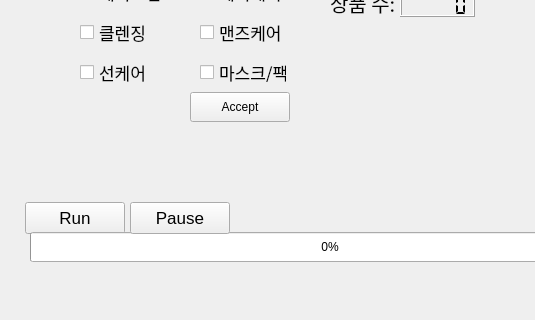
Before: the Qt Designer form src/gui/form/scrapingWindow.ui in yeonseo-Jung/beauty_kr, drawn with Qt 5; both pictures show x 0 to 535 and y 98 to 418 of the 656 by 418 pixel window.
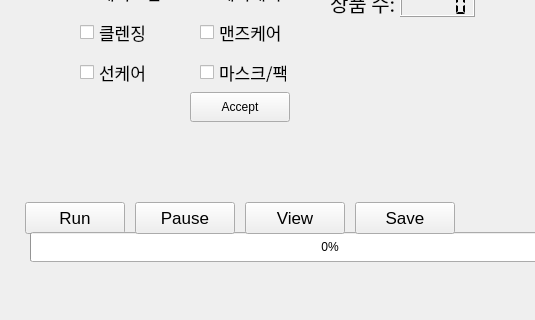
After: the same form once the commit is applied.

Commit message: Feat: scraping gui module update Save file & View table (after pause or completion)

What changed in the file:
```diff
--- a/src/gui/form/scrapingWindow.ui
+++ b/src/gui/form/scrapingWindow.ui
@@ -300,7 +300,7 @@
    <widget class="QPushButton" name="pause">
     <property name="geometry">
      <rect>
-      <x>130</x>
+      <x>135</x>
       <y>300</y>
       <width>100</width>
       <height>32</height>
@@ -315,6 +315,42 @@
      <string>Pause</string>
     </property>
    </widget>
+   <widget class="QPushButton" name="Save">
+    <property name="geometry">
+     <rect>
+      <x>355</x>
+      <y>300</y>
+      <width>100</width>
+      <height>32</height>
+     </rect>
+    </property>
+    <property name="font">
+     <font>
+      <pointsize>13</pointsize>
+     </font>
+    </property>
+    <property name="text">
+     <string>Save</string>
+    </property>
+   </widget>
+   <widget class="QPushButton" name="View">
+    <property name="geometry">
+     <rect>
+      <x>245</x>
+      <y>300</y>
+      <width>100</width>
+      <height>32</height>
+     </rect>
+    </property>
+    <property name="font">
+     <font>
+      <pointsize>13</pointsize>
+     </font>
+    </property>
+    <property name="text">
+     <string>View</string>
+    </property>
+   </widget>
   </widget>
   <widget class="QMenuBar" name="menubar">
    <property name="geometry">
```
Left out of the diff: 6 changed lines with no effect on the pictures. The commit also changes 5 other files.
